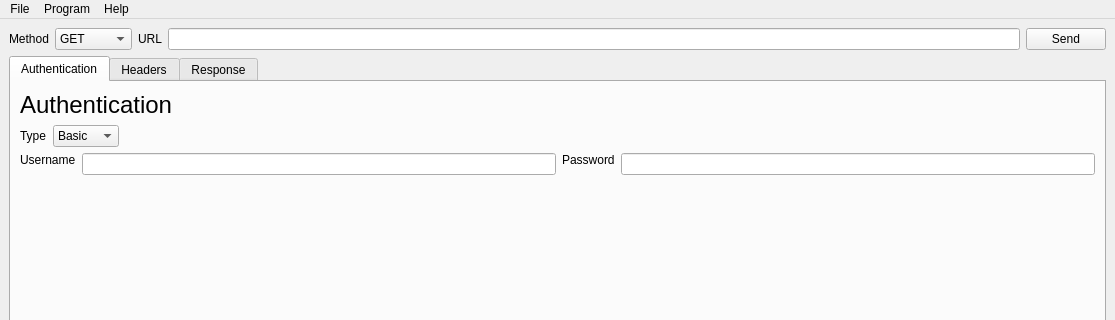
The window that PySender/ui/main.ui (rodion-gudz/PySender) describes before a commit, drawn with Qt 5; both pictures show x 0 to 1115 and y 0 to 320 of the 1115 by 884 pixel window.
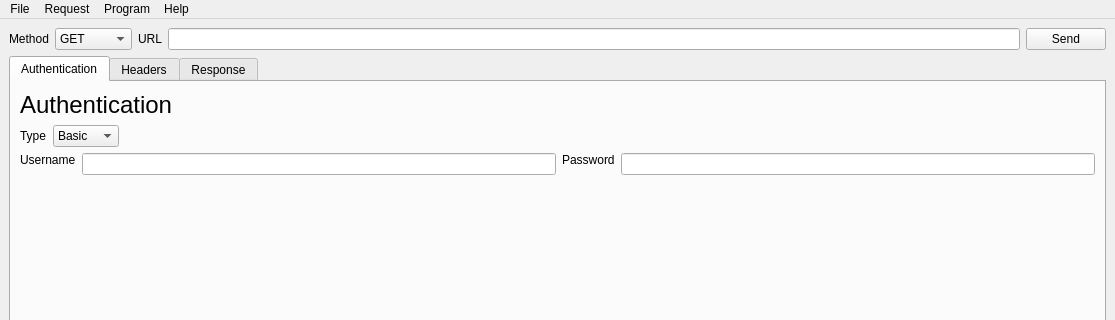
The same window after the commit.

Commit message: feat: add database to save recent request refactor: code update

What changed in the file:
```diff
--- a/PySender/ui/main.ui
+++ b/PySender/ui/main.ui
@@ -364,7 +364,15 @@
     </property>
     <addaction name="actionSave"/>
    </widget>
+   <widget class="QMenu" name="menuRequest">
+    <property name="title">
+     <string>Request</string>
+    </property>
+    <addaction name="actionSave_2"/>
+    <addaction name="actionRevert"/>
+   </widget>
    <addaction name="menuFile"/>
+   <addaction name="menuRequest"/>
    <addaction name="menuProgram"/>
    <addaction name="menuHelp"/>
   </widget>
```
Left out of the diff: 10 changed lines with no effect on the pictures. The commit also changes 4 other files.
